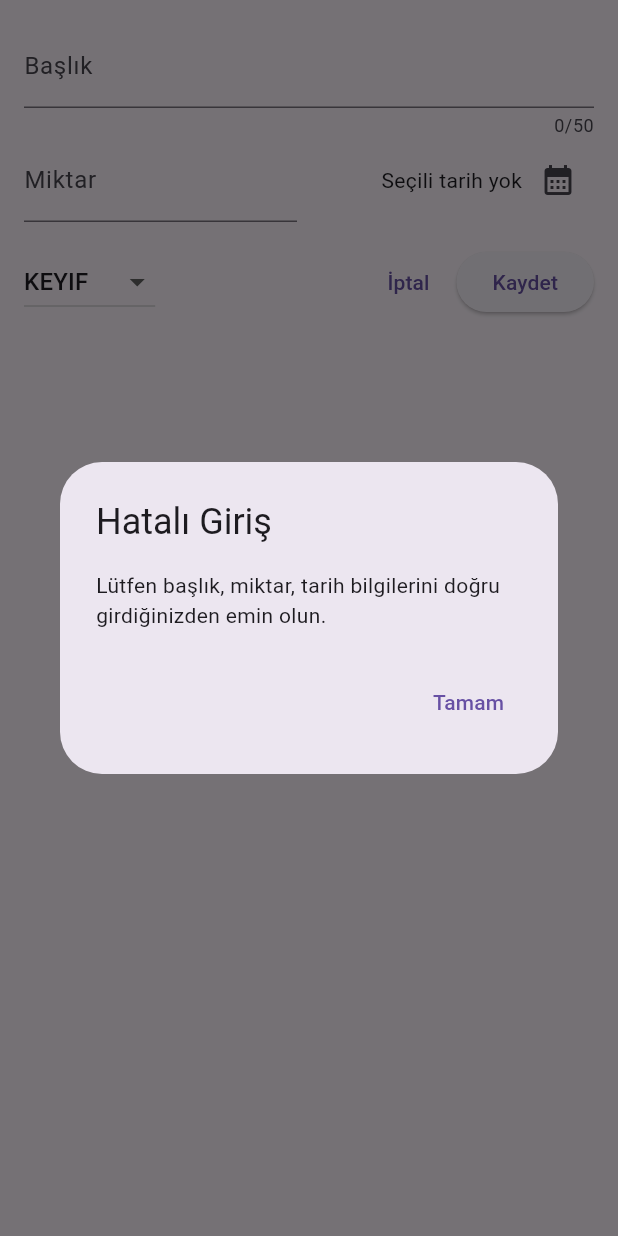
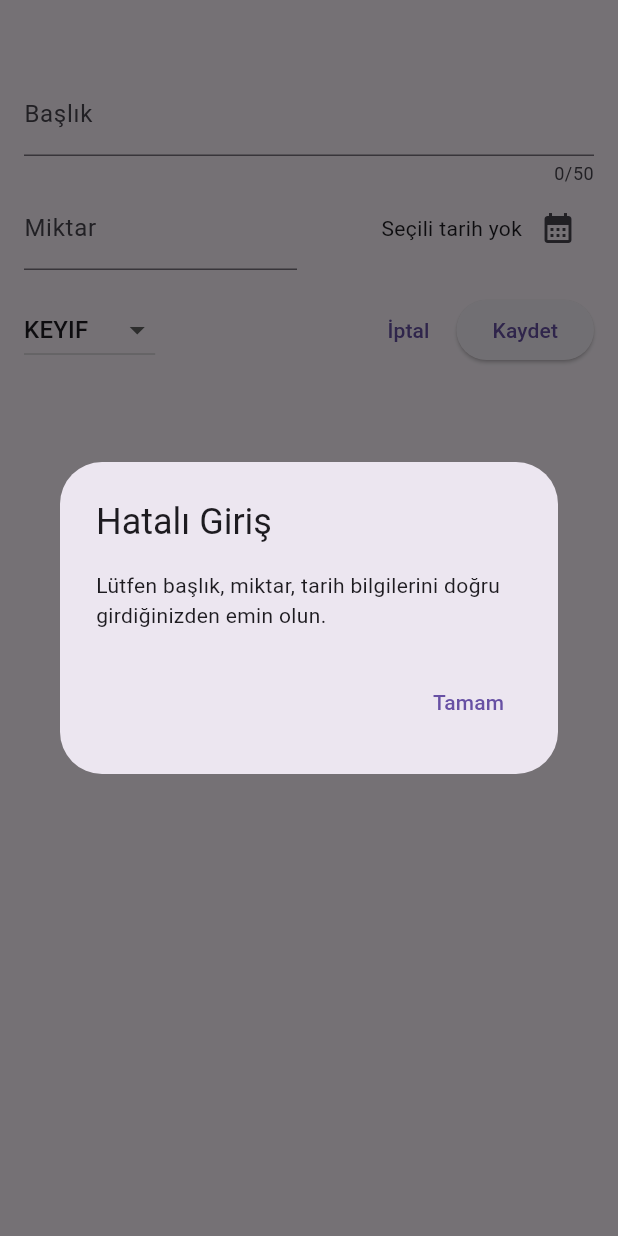
Before and after one commit to boosygetshype/expense_tracker, a Flutter app: the NewExpense widget shown alone on an empty page, opened directly with empty values, after a tap on "Kaydet", on a phone screen of 412 x 824 dp. Run offline on Flutter 3.47's test engine with Material 3 defaults, Android fonts, the phone set to English and light mode, and no system bars.

Commit message:
düzenleme

```diff
--- a/lib/main.dart
+++ b/lib/main.dart
@@ -4,6 +4,7 @@ import 'package:expense_tracker/widgets/Expenses.dart';
 void main() {
   runApp(
     MaterialApp(
+      debugShowCheckedModeBanner: false,
       theme: ThemeData(useMaterial3: true),
       home: const Expenses(),
     ),
--- a/lib/widgets/Expenses.dart
+++ b/lib/widgets/Expenses.dart
@@ -28,6 +28,7 @@ class _ExpensesState extends State<Expenses> {
 
   void _openAddExpenseOverplay() {
     showModalBottomSheet(
+      isScrollControlled: true,
       context: context,
       builder: (ctx) =>  NewExpense(onAddExpense: _addExpense),
     );
--- a/lib/widgets/new_expense.dart
+++ b/lib/widgets/new_expense.dart
@@ -53,13 +53,17 @@ class _NewExpenseState extends State<NewExpense> {
           ],
         ),
       );
+
       return;
+
+
     }
     widget.onAddExpense(Expense(
         title: _titleController.text,
         amount: enteredAmount,
         date: _selectedDate!,
         category: _selectedCategory));
+        Navigator.pop(context);
   }
 
   @override
@@ -72,7 +76,7 @@ class _NewExpenseState extends State<NewExpense> {
   @override
   Widget build(context) {
     return Padding(
-      padding: const EdgeInsets.all(16),
+      padding: const EdgeInsets.fromLTRB(16, 48, 16, 16),
       child: Column(
         children: [
           TextField(
```
Also changed, not shown: lib/widgets/Expenses_list/Expenses_list.dart (+10 -5 lines).
